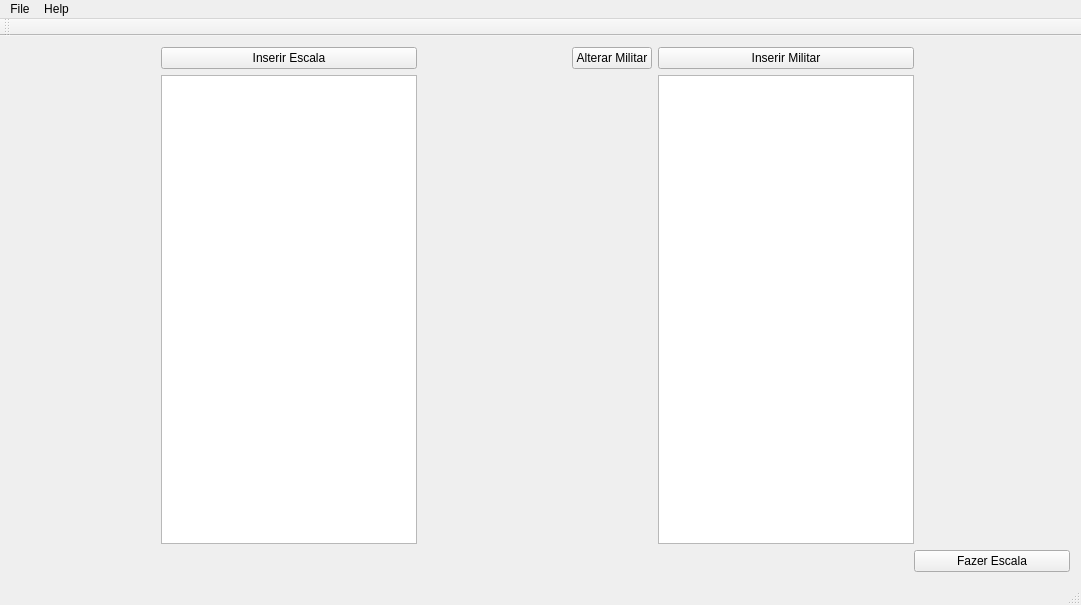
This is Robo_Sargenteante/sgtbo.ui in ProgramacaoEE2018/Gentil_Rob-_Sargenteante as Qt 5 draws it before an edit. The edited form follows.
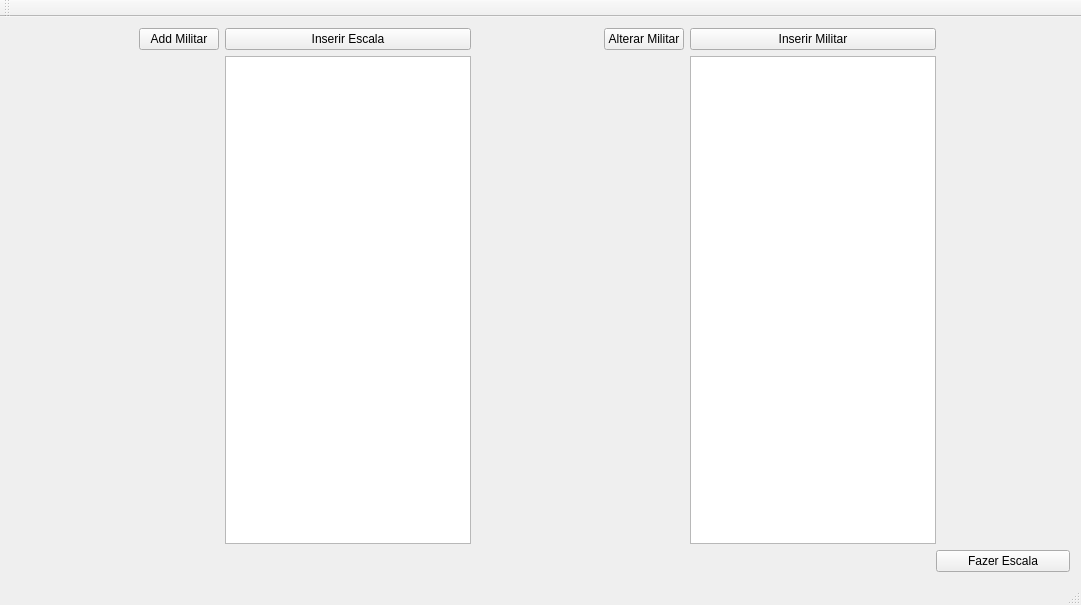
This is the edited form.

The edit to the form file:
```diff
--- a/Robo_Sargenteante/sgtbo.ui
+++ b/Robo_Sargenteante/sgtbo.ui
@@ -15,20 +15,7 @@
   </property>
   <widget class="QWidget" name="centralWidget">
    <layout class="QGridLayout" name="gridLayout">
-    <item row="0" column="2">
-     <spacer name="horizontalSpacer_2">
-      <property name="orientation">
-       <enum>Qt::Horizontal</enum>
-      </property>
-      <property name="sizeHint" stdset="0">
-       <size>
-        <width>136</width>
-        <height>20</height>
-       </size>
-      </property>
-     </spacer>
-    </item>
-    <item row="0" column="0">
+    <item row="1" column="0">
      <spacer name="horizontalSpacer">
       <property name="orientation">
        <enum>Qt::Horizontal</enum>
@@ -41,47 +28,37 @@
       </property>
      </spacer>
     </item>
-    <item row="0" column="1">
+    <item row="1" column="2">
      <widget class="QPushButton" name="bI_Escala">
       <property name="text">
        <string>Inserir Escala</string>
       </property>
      </widget>
     </item>
-    <item row="0" column="3">
-     <widget class="QPushButton" name="bA_Militar">
-      <property name="text">
-       <string>Alterar Militar</string>
-      </property>
-     </widget>
-    </item>
-    <item row="0" column="4" colspan="3">
+    <item row="1" column="5" colspan="3">
      <widget class="QPushButton" name="bI_Militar">
       <property name="text">
        <string>Inserir Militar</string>
       </property>
      </widget>
     </item>
-    <item row="1" column="1">
+    <item row="1" column="3">
+     <spacer name="horizontalSpacer_2">
+      <property name="orientation">
+       <enum>Qt::Horizontal</enum>
+      </property>
+      <property name="sizeHint" stdset="0">
+       <size>
+        <width>136</width>
+        <height>20</height>
+       </size>
+      </property>
+     </spacer>
+    </item>
+    <item row="2" column="2">
      <widget class="QTextEdit" name="textEdit"/>
     </item>
-    <item row="0" column="7">
-     <spacer name="horizontalSpacer_4">
-      <property name="orientation">
-       <enum>Qt::Horizontal</enum>
-      </property>
-      <property name="sizeHint" stdset="0">
-       <size>
-        <width>137</width>
-        <height>20</height>
-       </size>
-      </property>
-     </spacer>
-    </item>
-    <item row="1" column="4" colspan="3">
-     <widget class="QTextEdit" name="textEdit_2"/>
-    </item>
-    <item row="2" column="5">
+    <item row="3" column="6">
      <spacer name="horizontalSpacer_3">
       <property name="orientation">
        <enum>Qt::Horizontal</enum>
@@ -94,37 +71,45 @@
       </property>
      </spacer>
     </item>
-    <item row="2" column="6" colspan="2">
+    <item row="2" column="5" colspan="3">
+     <widget class="QTextEdit" name="textEdit_2"/>
+    </item>
+    <item row="3" column="7" colspan="2">
      <widget class="QPushButton" name="bFazer_Escala">
       <property name="text">
        <string>Fazer Escala</string>
       </property>
      </widget>
     </item>
+    <item row="1" column="8">
+     <spacer name="horizontalSpacer_4">
+      <property name="orientation">
+       <enum>Qt::Horizontal</enum>
+      </property>
+      <property name="sizeHint" stdset="0">
+       <size>
+        <width>137</width>
+        <height>20</height>
+       </size>
+      </property>
+     </spacer>
+    </item>
+    <item row="1" column="1">
+     <widget class="QPushButton" name="pushButton">
+      <property name="text">
+       <string>Add Militar</string>
+      </property>
+     </widget>
+    </item>
+    <item row="1" column="4">
+     <widget class="QPushButton" name="bA_Militar">
+      <property name="text">
+       <string>Alterar Militar</string>
+      </property>
+     </widget>
+    </item>
    </layout>
   </widget>
-  <widget class="QMenuBar" name="menuBar">
-   <property name="geometry">
-    <rect>
-     <x>0</x>
-     <y>0</y>
-     <width>1081</width>
-     <height>26</height>
-    </rect>
-   </property>
-   <widget class="QMenu" name="menuFile">
-    <property name="title">
-     <string>File</string>
-    </property>
-   </widget>
-   <widget class="QMenu" name="menuHelp">
-    <property name="title">
-     <string>Help</string>
-    </property>
-   </widget>
-   <addaction name="menuFile"/>
-   <addaction name="menuHelp"/>
-  </widget>
   <widget class="QToolBar" name="mainToolBar">
    <attribute name="toolBarArea">
     <enum>TopToolBarArea</enum>
```
